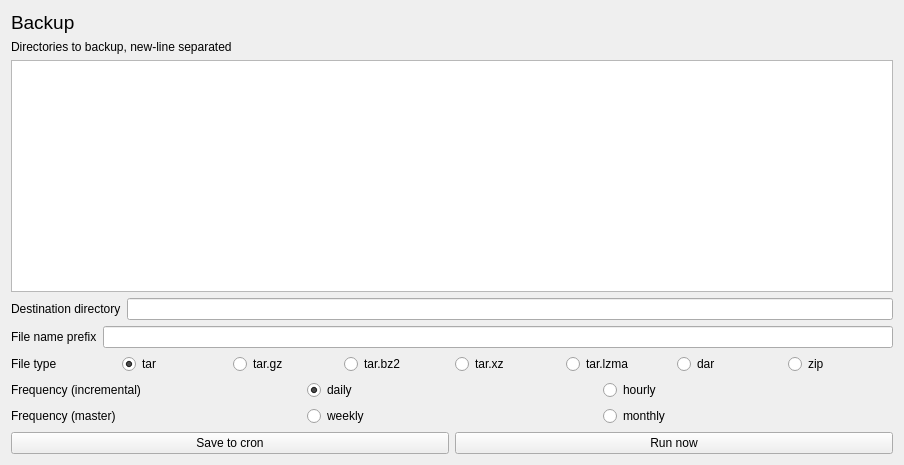
Before: the Qt Designer form backup_window.ui in kubekpop/slm, drawn with Qt 5.
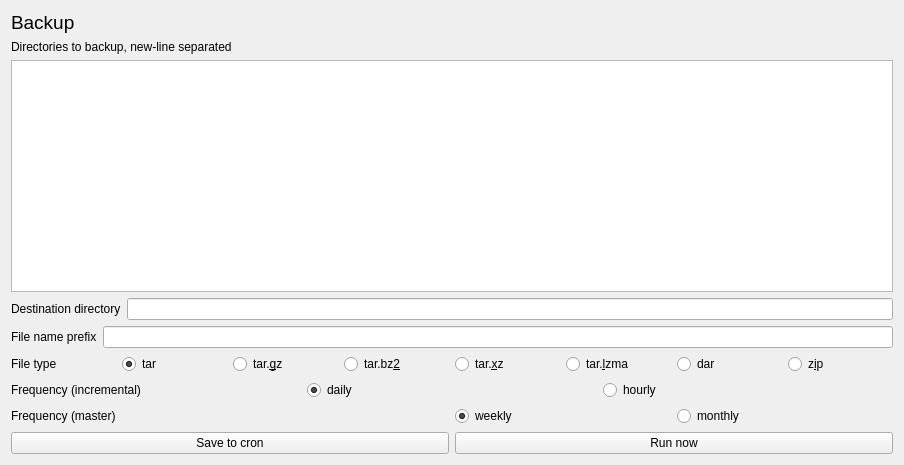
After: the same form once the commit is applied. Icons and pictures are not drawn.

Commit message:
Updated firewall code, fixed backup-manager options, added new build
Fixed Firewall UI, commands are now being built and displayed in a popup. Backup-manager - added master frequency. Added build.

Patch:
```diff
--- a/backup_window.ui
+++ b/backup_window.ui
@@ -28,20 +28,41 @@
       </widget>
      </item>
      <item>
-      <widget class="QRadioButton" name="radioButton_2">
+      <widget class="QWidget" name="widget_2" native="true">
+       <layout class="QHBoxLayout" name="horizontalLayout_9">
+        <property name="leftMargin">
+         <number>0</number>
+        </property>
+        <property name="topMargin">
+         <number>0</number>
+        </property>
+        <property name="rightMargin">
+         <number>0</number>
+        </property>
+        <property name="bottomMargin">
+         <number>0</number>
+        </property>
+        <item>
+         <widget class="QRadioButton" name="master_weekly">
        <property name="text">
         <string>weekly</string>
        </property>
+          <property name="checked">
+           <bool>true</bool>
+          </property>
       </widget>
      </item>
      <item>
-      <widget class="QRadioButton" name="radioButton">
+         <widget class="QRadioButton" name="master_monthly">
        <property name="text">
         <string>monthly</string>
        </property>
       </widget>
      </item>
     </layout>
+      </widget>
+     </item>
+    </layout>
    </item>
    <item row="3" column="0">
     <layout class="QHBoxLayout" name="horizontalLayout">
@@ -86,28 +107,28 @@
      <item>
       <widget class="QRadioButton" name="format_tar_gz">
        <property name="text">
-        <string>tar.gz</string>
+        <string>tar.&amp;gz</string>
        </property>
       </widget>
      </item>
      <item>
       <widget class="QRadioButton" name="format_tar_bz2">
        <property name="text">
-        <string>tar.bz2</string>
+        <string>tar.bz&amp;2</string>
        </property>
       </widget>
      </item>
      <item>
       <widget class="QRadioButton" name="format_tar_xz">
        <property name="text">
-        <string>tar.xz</string>
+        <string>tar.&amp;xz</string>
        </property>
       </widget>
      </item>
      <item>
       <widget class="QRadioButton" name="format_tar_lzma">
        <property name="text">
-        <string>tar.lzma</string>
+        <string>tar.&amp;lzma</string>
        </property>
       </widget>
      </item>
@@ -121,7 +142,7 @@
      <item>
       <widget class="QRadioButton" name="format_zip">
        <property name="text">
-        <string>zip</string>
+        <string>z&amp;ip</string>
        </property>
       </widget>
      </item>
```
Lines whose indentation alone changed are shown as unchanged. The commit also changes 5 other files.
